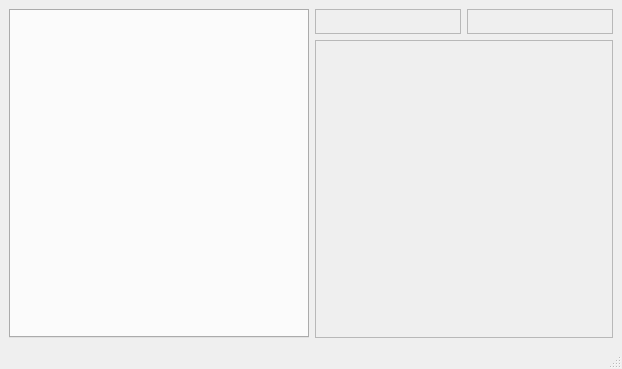
Old version of the form server/serverwindow.ui in the repository GustavoKatel/computerNetworksAssigment.
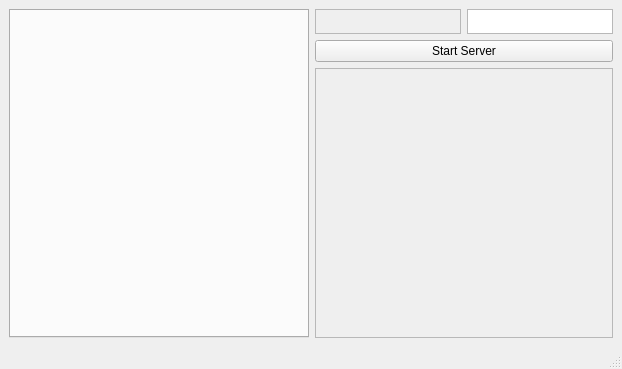
New version of the form.

Commit message: Update ServerWindow to allow user to change port before starting server

Patch:
```diff
--- a/server/serverwindow.ui
+++ b/server/serverwindow.ui
@@ -55,7 +55,7 @@
         <item>
          <widget class="QTextEdit" name="textEditPort">
           <property name="enabled">
-           <bool>false</bool>
+           <bool>true</bool>
           </property>
           <property name="maximumSize">
            <size>
@@ -67,6 +67,17 @@
         </item>
        </layout>
       </item>
+      <item>
+       <layout class="QHBoxLayout" name="horizontalLayout">
+        <item>
+         <widget class="QPushButton" name="btnStartServer">
+          <property name="text">
+           <string>Start Server</string>
+          </property>
+         </widget>
+        </item>
+       </layout>
+      </item>
       <item>
        <widget class="QPlainTextEdit" name="textEditLog">
         <property name="enabled">
```
The commit also changes 2 other files.
